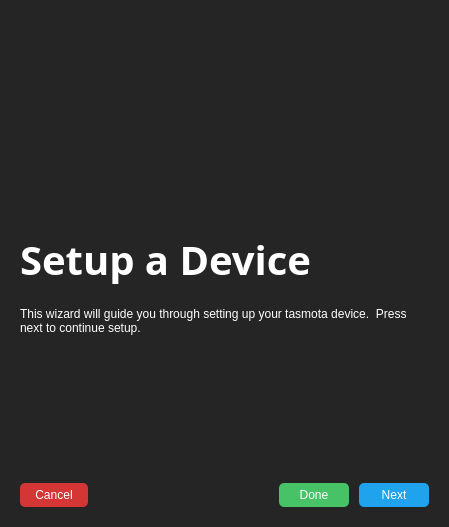
Before: the Qt Designer form src/gui/setupdevicedialog.ui in tom-23/TasmoManager, drawn with Qt 5.
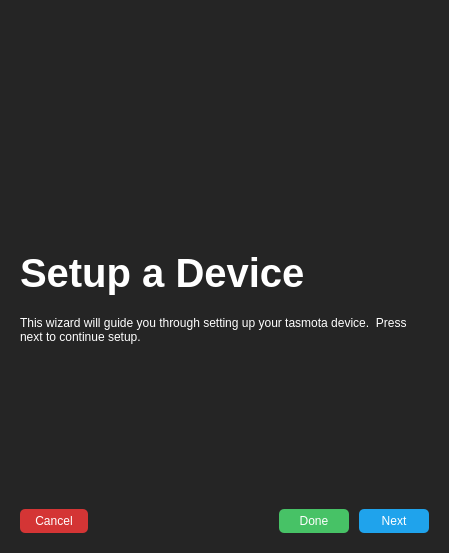
After: the same form once the commit is applied. The open tabs and pages were chosen to show the change. Icons and pictures are not drawn.

Commit message: Fixed windows specific issues and changed out fonts.

The edit to the form file:
```diff
--- a/src/gui/setupdevicedialog.ui
+++ b/src/gui/setupdevicedialog.ui
@@ -7,7 +7,7 @@
     <x>0</x>
     <y>0</y>
     <width>370</width>
-    <height>527</height>
+    <height>553</height>
    </rect>
   </property>
   <property name="sizePolicy">
@@ -153,15 +153,6 @@
        </item>
        <item>
         <widget class="QLabel" name="label">
-         <property name="font">
-          <font>
-           <family>Raleway</family>
-           <pointsize>30</pointsize>
-           <weight>99</weight>
-           <italic>false</italic>
-           <bold>true</bold>
-          </font>
-         </property>
          <property name="styleSheet">
           <string notr="true">font-size: 30pt;
 font-weight: 900;</string>
```
Left out of the diff: 4 changed lines with no effect on the pictures. The commit also changes 27 other files.
